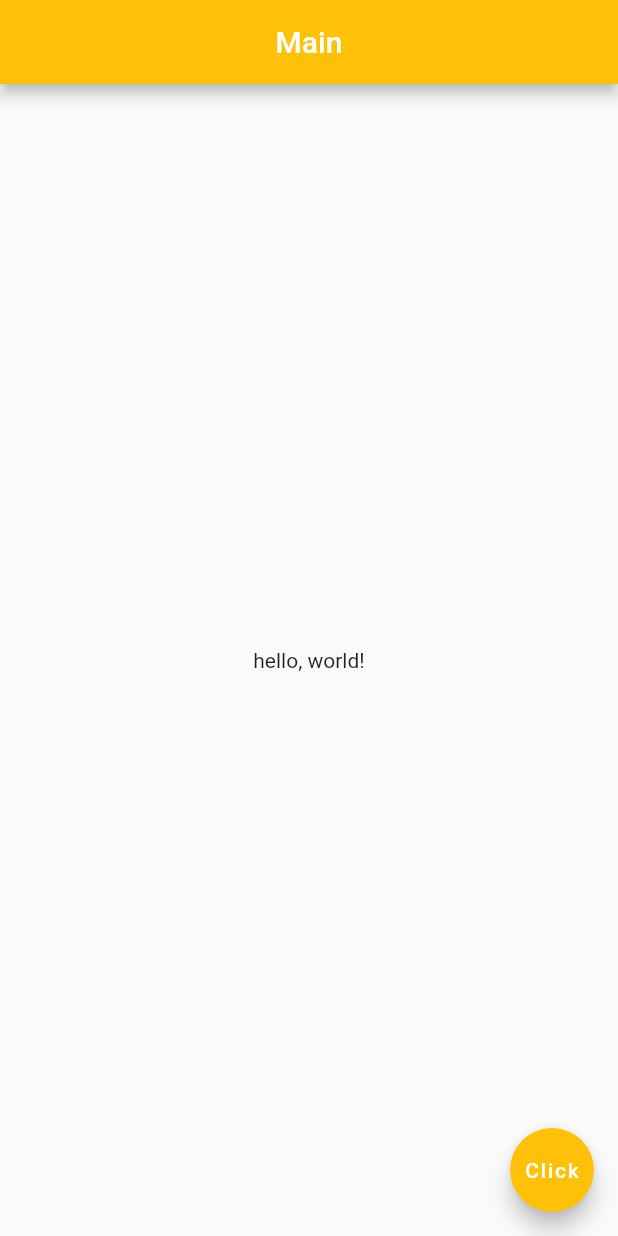
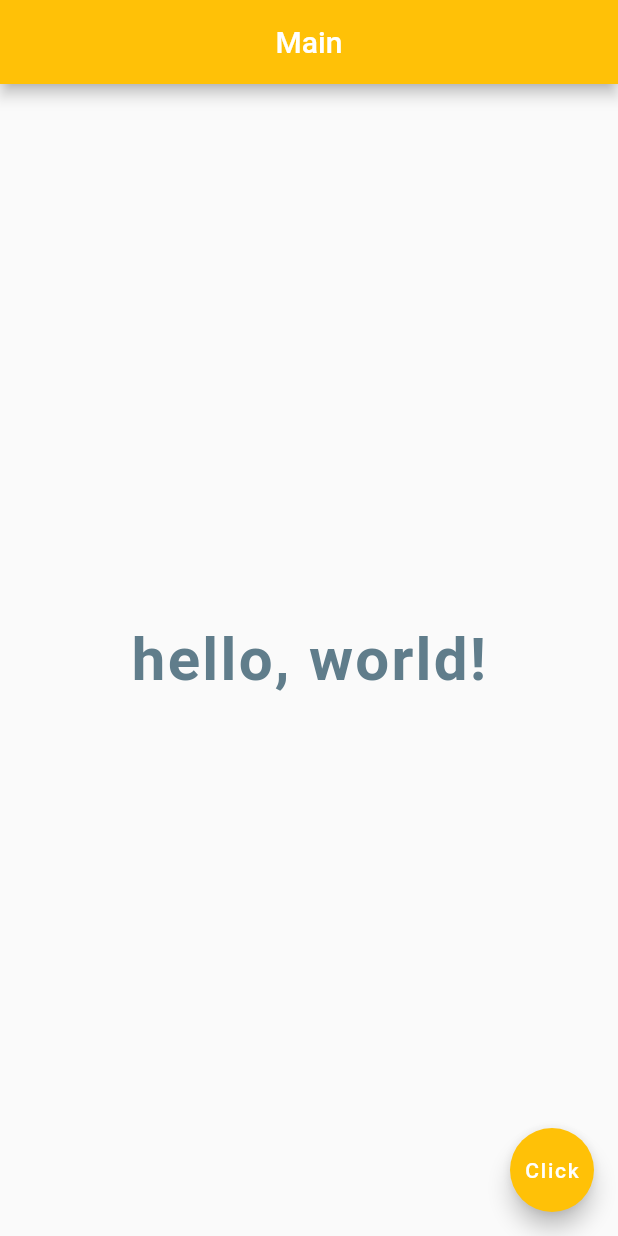
Before and after one commit to TheTahaYaseen/LearningFlutter, a Flutter app: the screen it shows after launch, on a phone screen of 412 x 824 dp. Run offline on Flutter 3.47's test engine with Material 2 defaults, Android fonts, the phone set to English and light mode, and no system bars.

Commit message:
Introduced Style!

```diff
--- a/app/lib/main.dart
+++ b/app/lib/main.dart
@@ -40,7 +40,15 @@ class MainScreen extends StatelessWidget {
       // Containers Can Only Have One Child Specified By Child:
       // Center Is A Container With A Child Centering Its Child
       body: const Center(
-        child: Text("hello, world!"),
+        child: Text(
+          "hello, world!",
+          // Style Is An Attribute Particular For A Widget Allowing Us To Style It
+          style: TextStyle(
+              fontSize: 40.0,
+              fontWeight: FontWeight.bold,
+              letterSpacing: 1.5,
+              color: Colors.blueGrey),
+        ),
       ),
       // A Button That Floats In The Scaffold
       // OnPressed: Takes A Function To Execute When User Presses The Button
```
